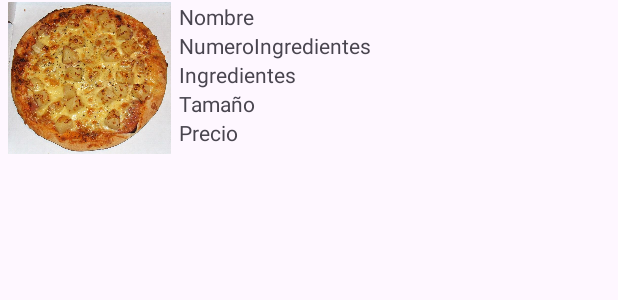
After one commit to JuanCarlos11902/Pizzeria, an Android app: the layout list_item_pizza.xml on its own in the app's theme, with its tools: preview values and no code run, on a phone screen of 412 x 824 dp. The commit adds this screen. Shown: the top 300 px of the screen. Run offline under Robolectric (Android 15) with nearby library versions, the phone set to English and light mode, and no system bars.

Commit message:
ReciclerView

```diff
--- a/app/build.gradle.kts
+++ b/app/build.gradle.kts
@@ -39,4 +39,5 @@ dependencies {
     testImplementation("junit:junit:4.13.2")
     androidTestImplementation("androidx.test.ext:junit:1.1.5")
     androidTestImplementation("androidx.test.espresso:espresso-core:3.5.1")
+    implementation ("androidx.recyclerview:recyclerview:1.2.1")
 }
--- a/app/src/main/AndroidManifest.xml
+++ b/app/src/main/AndroidManifest.xml
@@ -13,6 +13,9 @@
         android:theme="@style/Theme.Pizzeria"
         tools:targetApi="31">
         <activity
+            android:name=".ActivityCarta"
+            android:exported="false" />
+        <activity
             android:name=".ActivityMenu"
             android:exported="false" />
         <activity
--- a/app/src/main/res/layout/activity_menu.xml
+++ b/app/src/main/res/layout/activity_menu.xml
@@ -14,6 +14,7 @@
         android:layout_width="322dp"
         android:layout_height="457dp"
         android:backgroundTint="#EA5228"
+        android:onClick="cambiarActividadCarta"
         app:layout_constraintBottom_toBottomOf="parent"
         app:layout_constraintEnd_toEndOf="parent"
         app:layout_constraintHorizontal_bias="0.494"
--- /dev/null
+++ b/app/src/main/res/layout/list_item_pizza.xml
@@ -0,0 +1,63 @@
+<?xml version="1.0" encoding="utf-8"?>
+<androidx.constraintlayout.widget.ConstraintLayout xmlns:android="http://schemas.android.com/apk/res/android"
+    xmlns:app="http://schemas.android.com/apk/res-auto"
+    xmlns:tools="http://schemas.android.com/tools"
+    android:layout_width="match_parent"
+    android:layout_height="match_parent">
+
+    <LinearLayout
+        android:layout_width="410dp"
+        android:layout_height="101dp"
+        android:layout_marginTop="1dp"
+        android:layout_marginEnd="2dp"
+        android:orientation="horizontal"
+        app:layout_constraintEnd_toEndOf="parent"
+        app:layout_constraintTop_toTopOf="parent">
+
+        <ImageView
+            android:id="@+id/imageView2"
+            android:layout_width="236dp"
+            android:layout_height="match_parent"
+            android:layout_weight="1"
+            app:srcCompat="@drawable/Pizza_Hawaii_02" />
+
+        <LinearLayout
+            android:layout_width="408dp"
+            android:layout_height="match_parent"
+            android:layout_weight="1"
+            android:orientation="vertical">
+
+            <TextView
+                android:id="@+id/txtNombre"
+                android:layout_width="match_parent"
+                android:layout_height="wrap_content"
+                android:text="Nombre" />
+
+            <TextView
+                android:id="@+id/txtNumero"
+                android:layout_width="match_parent"
+                android:layout_height="wrap_content"
+                android:text="NumeroIngredientes" />
+
+            <TextView
+                android:id="@+id/txtIngredientes"
+                android:layout_width="match_parent"
+                android:layout_height="wrap_content"
+                android:text="Ingredientes" />
+
+            <TextView
+                android:id="@+id/txtTamaño"
+                android:layout_width="match_parent"
+                android:layout_height="wrap_content"
+                android:text="Tamaño" />
+
+            <TextView
+                android:id="@+id/txtPrecio"
+                android:layout_width="match_parent"
+                android:layout_height="wrap_content"
+                android:text="Precio" />
+        </LinearLayout>
+
+    </LinearLayout>
+
+</androidx.constraintlayout.widget.ConstraintLayout>
```
Also changed, not shown: app/src/main/java/com/example/pizzeria/ActivityCarta.java (added, +16 -0 lines), app/src/main/java/com/example/pizzeria/ActivityMenu.java (+9 -0 lines), app/src/main/java/com/example/pizzeria/PizzaAdapter.java (added, +33 -0 lines), app/src/main/res/layout/activity_carta.xml (added, +9 -0 lines), app/src/main/res/drawable/Pizza_Hawaii_02.jpg (added).
